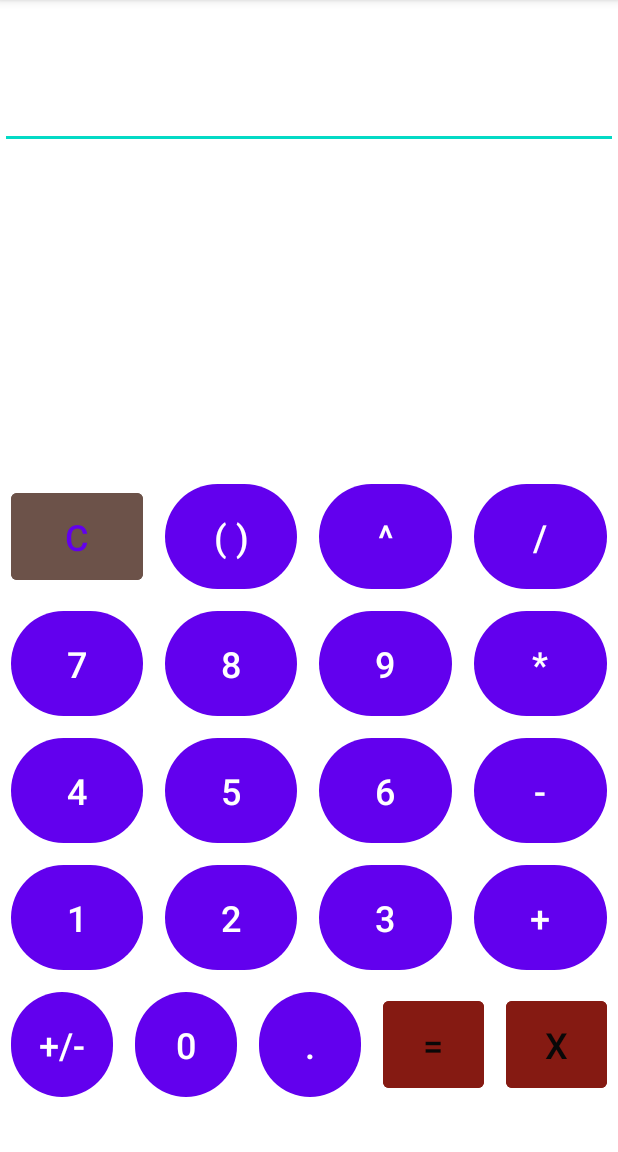
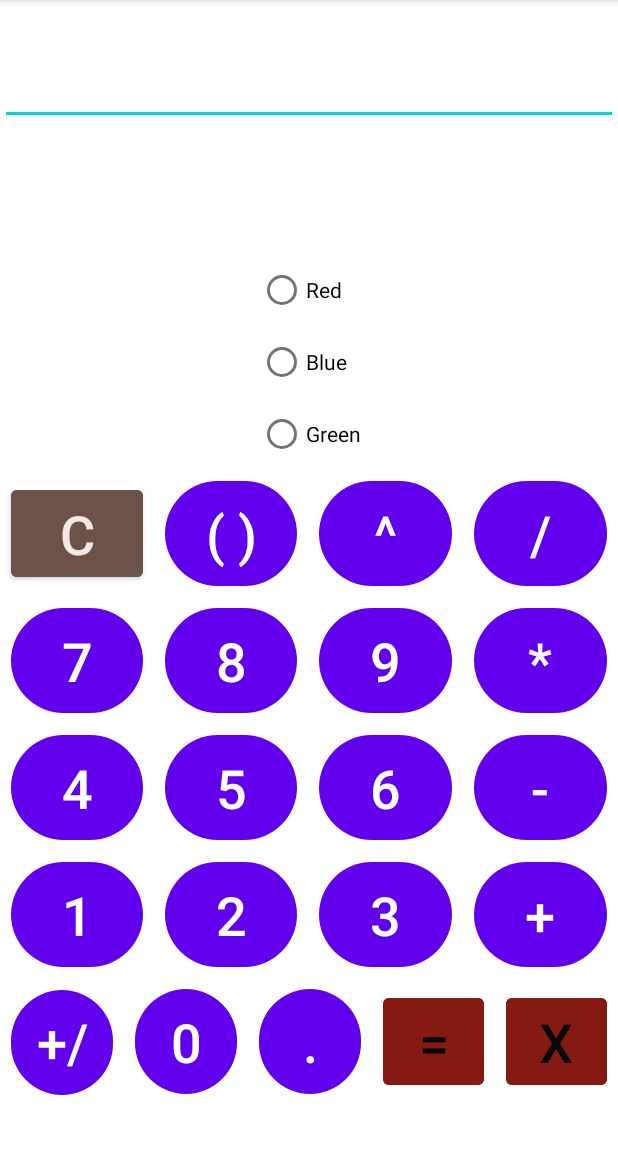
Before and after one commit to Kalpakbaev/My_Calculator_lesson_second, an Android app: the screen it shows after launch (MainActivity), after a tap on an icon or button, on a phone screen of 412 x 824 dp, the part 84-1236 px from its top. Run offline under Robolectric (Android 15) with nearby library versions, the phone set to English and light mode, and no system bars.

Commit message:
Не завершено

```diff
--- a/app/src/main/java/com/gb/my_calculator_lesson_second/MainActivity.java
+++ b/app/src/main/java/com/gb/my_calculator_lesson_second/MainActivity.java
@@ -7,6 +7,8 @@ import android.widget.Button;
 import android.widget.EditText;
 
 import androidx.appcompat.app.AppCompatActivity;
+
+import com.gb.my_calculator_lesson_second.R.id;
 
 public class MainActivity extends AppCompatActivity implements View.OnClickListener {
     Button btnClear;
@@ -95,28 +97,28 @@ public class MainActivity extends AppCompatActivity implements View.OnClickListe
         et.setText((String.format("%s%s", et.getText().toString(), btn.getText().toString())));
 
         switch (view.getId()) {
-            case R.id.one:
-            case R.id.two:
-            case R.id.three:
-            case R.id.four:
-            case R.id.five:
-            case R.id.six:
-            case R.id.seven:
-            case R.id.eight:
-            case R.id.nine:
-            case R.id.zero:
-            case R.id.point: {
+            case id.one:
+            case id.two:
+            case id.three:
+            case id.four:
+            case id.five:
+            case id.six:
+            case id.seven:
+            case id.eight:
+            case id.nine:
+            case id.zero:
+            case id.point:
                 input += btn.getText().toString();
                 break;
-            }
-            case R.id.add: {
+
+            case id.add: {
                 two = first;
                 first = Double.parseDouble(input);
                 operation = 1;
                 input = "";
                 break;
             }
-            case R.id.subtract: {
+            case id.subtract: {
                 two = first;
                 first = Double.parseDouble(input);
                 operation = 2;
@@ -124,33 +126,36 @@ public class MainActivity extends AppCompatActivity implements View.OnClickListe
                 break;
             }
 
-            case R.id.multiply:{
+            case id.multiply: {
                 two = first;
                 first = Double.parseDouble(input);
                 operation = 3;
                 input = "";
                 break;
             }
-            case R.id.divide:{
+            case id.divide: {
                 two = first;
                 first = Double.parseDouble(input);
                 operation = 4;
                 input = "";
                 break;
             }
-            case R.id.clear:{
+
+
+            case id.equals: {
+                two = first;
+                first = Double.parseDouble(input);
+                result();
+                break;
+            }
+            case id.clear: {
+                two = 0.0;
+                first = 0.0;
                 et.setText("");
-                first = 0.0;
-                two = 0.0;
+
                 break;
             }
 
-            case R.id.equals: {
-                two = first;
-                first = Double.parseDouble(input);
-                result();
-            }
-            break;
         }
     }
 
@@ -164,14 +169,15 @@ public class MainActivity extends AppCompatActivity implements View.OnClickListe
                 et.setText(String.format("%.2f", two - first));
                 break;
             }
-            case 3:{
+            case 3: {
                 et.setText(String.format("%.2f", two * first));
                 break;
             }
-            case 4:{
+            case 4: {
                 et.setText(String.format("%.2f", two / first));
                 break;
             }
+
         }
     }
 }
--- a/app/src/main/res/layout-land/yiuy.xml
+++ /dev/null
@@ -1,6 +0,0 @@
-<?xml version="1.0" encoding="utf-8"?>
-<androidx.constraintlayout.widget.ConstraintLayout xmlns:android="http://schemas.android.com/apk/res/android"
-    android:layout_width="match_parent"
-    android:layout_height="match_parent">
-
-</androidx.constraintlayout.widget.ConstraintLayout>
--- a/app/src/main/res/layout/activity_main.xml
+++ b/app/src/main/res/layout/activity_main.xml
@@ -4,12 +4,15 @@
     xmlns:tools="http://schemas.android.com/tools"
     android:layout_width="match_parent"
     android:layout_height="match_parent"
+    android:clickable="true"
+    android:focusable="true"
     tools:context=".MainActivity">
 
     <TableLayout
         android:id="@+id/tableLayout"
         android:layout_width="match_parent"
         android:layout_height="wrap_content"
+        android:backgroundTintMode="src_over"
         app:layout_constraintBottom_toBottomOf="parent"
         app:layout_constraintTop_toBottomOf="@+id/textView6"
         app:layout_constraintVertical_bias="0.88">
@@ -18,18 +21,17 @@
             android:layout_width="match_parent"
             android:layout_height="match_parent">
 
-            <Button
+            <com.google.android.material.button.MaterialButton
                 android:id="@+id/clear"
-                style="?android:attr/buttonBarButtonStyle"
                 android:layout_width="wrap_content"
                 android:layout_height="70dp"
                 android:layout_margin="7dp"
                 android:layout_weight="1"
                 android:backgroundTint="#6C5249"
                 android:text="@string/clear"
-                android:textSize="24sp" />
+                android:textSize="@dimen/strings" />
 
-            <Button
+            <com.google.android.material.button.MaterialButton
                 android:id="@+id/parentheses"
                 style="@style/Widget.AppCompat.Button.Borderless"
                 android:layout_width="wrap_content"
@@ -39,9 +41,9 @@
                 android:background="@drawable/circle"
                 android:text="@string/parentheses"
                 android:textColor="#FFFFFF"
-                android:textSize="24sp" />
+                android:textSize="@dimen/strings" />
 
-            <Button
+            <com.google.android.material.button.MaterialButton
                 android:id="@+id/exponent"
                 style="@style/Widget.AppCompat.Button.Borderless"
                 android:layout_width="wrap_content"
@@ -51,9 +53,9 @@
                 android:background="@drawable/circle"
                 android:text="@string/exponent"
                 android:textColor="#FFFFFF"
-                android:textSize="24sp" />
+                android:textSize="@dimen/strings" />
 
-            <Button
+            <com.google.android.material.button.MaterialButton
                 android:id="@+id/divide"
                 style="@style/Widget.AppCompat.Button.Borderless"
                 android:layout_width="wrap_content"
@@ -63,14 +65,14 @@
                 android:background="@drawable/circle"
                 android:text="@string/divide"
                 android:textColor="#FFFFFF"
-                android:textSize="24sp" />
+                android:textSize="@dimen/strings" />
         </TableRow>
 
         <TableRow
             android:layout_width="match_parent"
             android:layout_height="match_parent">
 
-            <Button
+            <com.google.android.material.button.MaterialButton
                 android:id="@+id/seven"
                 style="@style/Widget.AppCompat.Button.Borderless"
                 android:layout_width="wrap_content"
@@ -80,9 +82,9 @@
                 android:background="@drawable/circle"
                 android:text="@string/seven"
                 android:textColor="#FFFFFF"
-                android:textSize="24sp" />
+                android:textSize="@dimen/strings" />
 
-            <Button
+            <com.google.android.material.button.MaterialButton
                 android:id="@+id/eight"
                 style="@style/Widget.AppCompat.Button.Borderless"
                 android:layout_width="wrap_content"
@@ -92,9 +94,9 @@
                 android:background="@drawable/circle"
                 android:text="@string/eight"
                 android:textColor="#FFFFFF"
-                android:textSize="24sp" />
+                android:textSize="@dimen/strings" />
 
-            <Button
+            <com.google.android.material.button.MaterialButton
                 android:id="@+id/nine"
                 style="@style/Widget.AppCompat.Button.Borderless"
                 android:layout_width="wrap_content"
@@ -104,9 +106,9 @@
                 android:background="@drawable/circle"
                 android:text="@string/nine"
                 android:textColor="#FFFFFF"
-                android:textSize="24sp" />
+                android:textSize="@dimen/strings" />
 
-            <Button
+            <com.google.android.material.button.MaterialButton
                 android:id="@+id/multiply"
                 style="@style/Widget.AppCompat.Button.Borderless"
                 android:layout_width="wrap_content"
@@ -116,7 +118,7 @@
                 android:background="@drawable/circle"
                 android:text="@string/multiply"
                 android:textColor="#FFFFFF"
-                android:textSize="24sp" />
+                android:textSize="@dimen/strings" />
 
         </TableRow>
 
@@ -124,7 +126,7 @@
             android:layout_width="match_parent"
             android:layout_height="match_parent">
 
-            <Button
+            <com.google.android.material.button.MaterialButton
                 android:id="@+id/four"
                 style="@style/Widget.AppCompat.Button.Borderless"
                 android:layout_width="wrap_content"
@@ -134,9 +136,9 @@
                 android:background="@drawable/circle"
                 android:text="@string/four"
                 android:textColor="#FFFFFF"
-                android:textSize="24sp" />
+                android:textSize="@dimen/strings" />
 
-            <Button
+            <com.google.android.material.button.MaterialButton
                 android:id="@+id/five"
                 style="@style/Widget.AppCompat.Button.Borderless"
                 android:layout_width="wrap_content"
@@ -146,9 +148,9 @@
                 android:background="@drawable/circle"
                 android:text="@string/five"
                 android:textColor="#FFFFFF"
-                android:textSize="24sp" />
+                android:textSize="@dimen/strings" />
 
-            <Button
+            <com.google.android.material.button.MaterialButton
                 android:id="@+id/six"
                 style="@style/Widget.AppCompat.Button.Borderless"
                 android:layout_width="wrap_content"
@@ -158,7 +160,7 @@
                 android:background="@drawable/circle"
                 android:text="@string/six"
                 android:textColor="#FFFFFF"
-                android:textSize="24sp" />
+                android:textSize="@dimen/strings" />
 
             <Button
                 android:id="@+id/subtract"
@@ -170,14 +172,14 @@
                 android:background="@drawable/circle"
                 android:text="@string/subtract"
                 android:textColor="#FFFFFF"
-                android:textSize="24sp" />
+                android:textSize="@dimen/strings" />
         </TableRow>
 
         <TableRow
             android:layout_width="match_parent"
             android:layout_height="match_parent">
 
-            <Button
+            <com.google.android.material.button.MaterialButton
                 android:id="@+id/one"
                 style="@style/Widget.AppCompat.Button.Borderless"
                 android:layout_width="wrap_content"
@@ -187,9 +189,9 @@
                 android:background="@drawable/circle"
                 android:text="@string/one"
                 android:textColor="#FFFFFF"
-                android:textSize="24sp" />
+                android:textSize="@dimen/strings" />
 
-            <Button
+            <com.google.android.material.button.MaterialButton
                 android:id="@+id/two"
                 style="@style/Widget.AppCompat.Button.Borderless"
                 android:layout_width="wrap_content"
@@ -199,9 +201,9 @@
                 android:background="@drawable/circle"
                 android:text="@string/two"
                 android:textColor="#FFFFFF"
-                android:textSize="24sp" />
+                android:textSize="@dimen/strings" />
 
-            <Button
+            <com.google.android.material.button.MaterialButton
                 android:id="@+id/three"
                 style="@style/Widget.AppCompat.Button.Borderless"
                 android:layout_width="wrap_content"
@@ -211,9 +213,9 @@
                 android:background="@drawable/circle"
                 android:text="@string/three"
                 android:textColor="#FFFFFF"
-                android:textSize="24sp" />
+                android:textSize="@dimen/strings" />
 
-            <Button
+            <com.google.android.material.button.MaterialButton
                 android:id="@+id/add"
                 style="@style/Widget.AppCompat.Button.Borderless"
                 android:layout_width="wrap_content"
@@ -223,7 +225,7 @@
                 android:background="@drawable/circle"
                 android:text="@string/add"
                 android:textColor="#FFFFFF"
-                android:textSize="24sp" />
+                android:textSize="@dimen/strings" />
 
         </TableRow>
 
@@ -231,7 +233,7 @@
             android:layout_width="match_parent"
             android:layout_height="match_parent">
 
-            <Button
+            <com.google.android.material.button.MaterialButton
                 android:id="@+id/PlusMinus"
                 style="@style/Widget.AppCompat.Button.Borderless"
                 android:layout_width="wrap_content"
@@ -241,9 +243,9 @@
                 android:background="@drawable/circle"
                 android:text="@string/PlusMinus"
                 android:textColor="#FFFFFF"
-                android:textSize="24sp" />
+                android:textSize="@dimen/strings" />
 
-            <Button
+            <com.google.android.material.button.MaterialButton
                 android:id="@+id/zero"
                 style="@style/Widget.AppCompat.Button.Borderless"
                 android:layout_width="wrap_content"
@@ -253,9 +255,9 @@
                 android:background="@drawable/circle"
                 android:text="@string/zero"
                 android:textColor="#FFFFFF"
-                android:textSize="24sp" />
+                android:textSize="@dimen/strings" />
 
-            <Button
+            <com.google.android.material.button.MaterialButton
                 android:id="@+id/point"
                 style="@style/Widget.AppCompat.Button.Borderless"
                 android:layout_width="wrap_content"
@@ -265,9 +267,9 @@
                 android:background="@drawable/circle"
                 android:text="@string/point"
                 android:textColor="#FFFFFF"
-                android:textSize="24sp" />
+                android:textSize="@dimen/strings" />
 
-            <Button
+            <com.google.android.material.button.MaterialButton
                 android:id="@+id/equals"
                 style="?android:attr/buttonBarButtonStyle"
                 android:layout_width="wrap_content"
@@ -277,8 +279,9 @@
                 android:backgroundTint="#851A12"
                 android:text="@string/equals"
                 android:textColor="@color/black"
-                android:textSize="24sp" />
-            <Button
+                android:textSize="@dimen/strings" />
+
+            <com.google.android.material.button.MaterialButton
                 android:id="@+id/delete"
                 style="?android:attr/buttonBarButtonStyle"
                 android:layout_width="wrap_content"
@@ -288,9 +291,39 @@
                 android:backgroundTint="#851A12"
                 android:text="@string/delete"
                 android:textColor="@color/black"
-                android:textSize="24sp" />
+                android:textSize="@dimen/strings" />
         </TableRow>
     </TableLayout>
+
+    <RadioGroup
+        android:id="@+id/radio"
+        android:layout_width="wrap_content"
+        android:layout_height="wrap_content"
+        app:layout_constraintBottom_toTopOf="@+id/tableLayout"
+        app:layout_constraintEnd_toEndOf="parent"
+        app:layout_constraintHorizontal_bias="0.5"
+        app:layout_constraintStart_toStartOf="parent"
+        app:layout_constraintTop_toTopOf="parent"
+        app:layout_constraintVertical_bias="1.0">
+
+        <com.google.android.material.radiobutton.MaterialRadioButton
+            android:id="@+id/radioButtonRed"
+            android:layout_width="match_parent"
+            android:layout_height="wrap_content"
+            android:text="@string/red" />
+
+        <com.google.android.material.radiobutton.MaterialRadioButton
+            android:id="@+id/radioButtonBlue"
+            android:layout_width="match_parent"
+            android:layout_height="wrap_content"
+            android:text="@string/blue" />
+
+        <com.google.android.material.radiobutton.MaterialRadioButton
+            android:id="@+id/radioButtonGreen"
+            android:layout_width="match_parent"
+            android:layout_height="wrap_content"
+            android:text="@string/green" />
+    </RadioGroup>
 
     <EditText
         android:id="@+id/textView6"
@@ -301,11 +334,11 @@
         android:inputType="none"
         android:text="@string/TextView"
         android:textAlignment="textEnd"
-        android:textSize="36sp"
+        android:textSize="@dimen/textSize"
         app:layout_constraintEnd_toEndOf="parent"
         app:layout_constraintStart_toStartOf="parent"
         app:layout_constraintTop_toTopOf="parent"
-        tools:ignore="LabelFor" />
+        tools:ignore="LabelFor,SpeakableTextPresentCheck" />
 
 
 </androidx.constraintlayout.widget.ConstraintLayout>
--- a/app/src/main/res/values/colors.xml
+++ b/app/src/main/res/values/colors.xml
@@ -6,5 +6,27 @@
     <color name="teal_200">#FF03DAC5</color>
     <color name="teal_700">#FF018786</color>
     <color name="black">#090808</color>
-    <color name="white">#FFFFFFFF</color>
+    <color name="white">#F3E8E8</color>
+
+
+
+
+    <color name="red-100">#EA3838</color>
+    <color name="red-200">#D33030</color>
+    <color name="red-300">#813B3B</color>
+    <color name="red-400">#E35E54</color>
+    <color name="red-500">#AE293D</color>
+    <color name="red-600">#C84949</color>
+    <color name="red-700">#D13939</color>
+    <color name="red-800">#710F0F</color>
+    <color name="red-900">#8A1616</color>
+
+
+    <color name="blue-100">#4E68F4</color>
+
+
+    <color name="green-100">#1F8C24 </color>
+
+
+
 </resources>
--- /dev/null
+++ b/app/src/main/res/values/dimens.xml
@@ -0,0 +1,5 @@
+<?xml version="1.0" encoding="utf-8"?>
+<resources>
+    <dimen name="textSize">24sp</dimen>
+    <dimen name="strings">36sp</dimen>
+</resources>
--- a/app/src/main/res/values/strings.xml
+++ b/app/src/main/res/values/strings.xml
@@ -26,5 +26,9 @@
 
 
     <string name="delete" translatable="false"> X </string>
+    <string name="red">Red</string>
+    <string name="blue">Blue</string>
+    <string name="green">Green</string>
+
 
 </resources>
--- a/app/src/main/res/values/themes.xml
+++ b/app/src/main/res/values/themes.xml
@@ -12,5 +12,6 @@
         <!-- Status bar color. -->
         <item name="android:statusBarColor" tools:targetApi="l">?attr/colorPrimaryVariant</item>
         <!-- Customize your theme here. -->
+
     </style>
 </resources>
```
